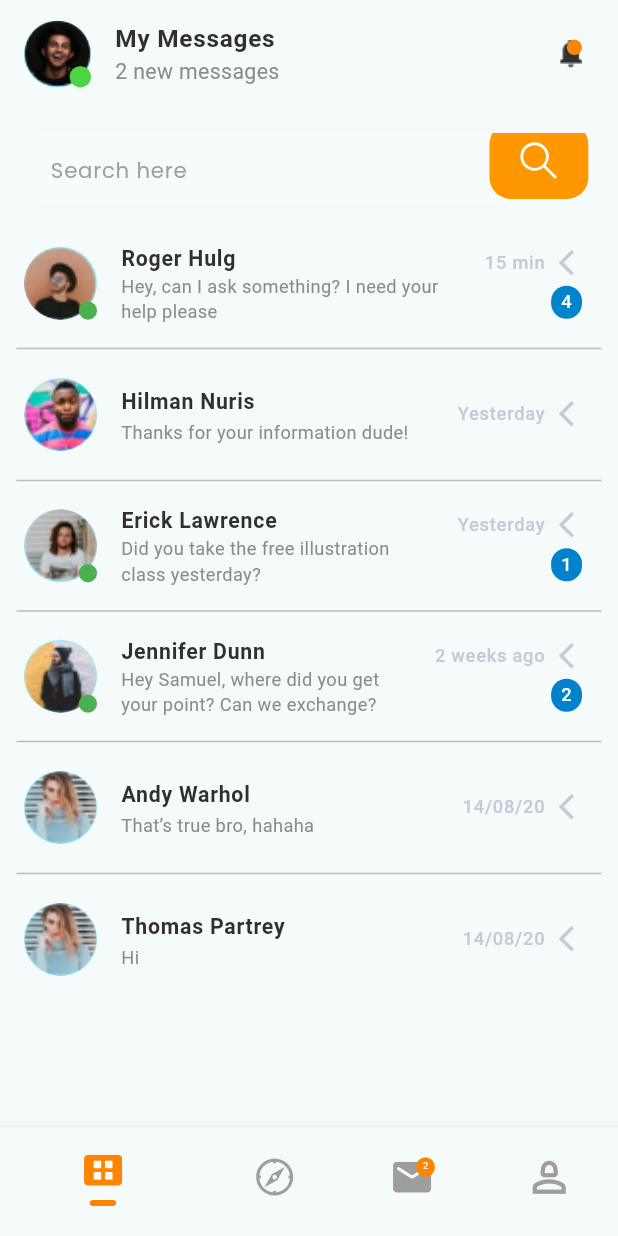
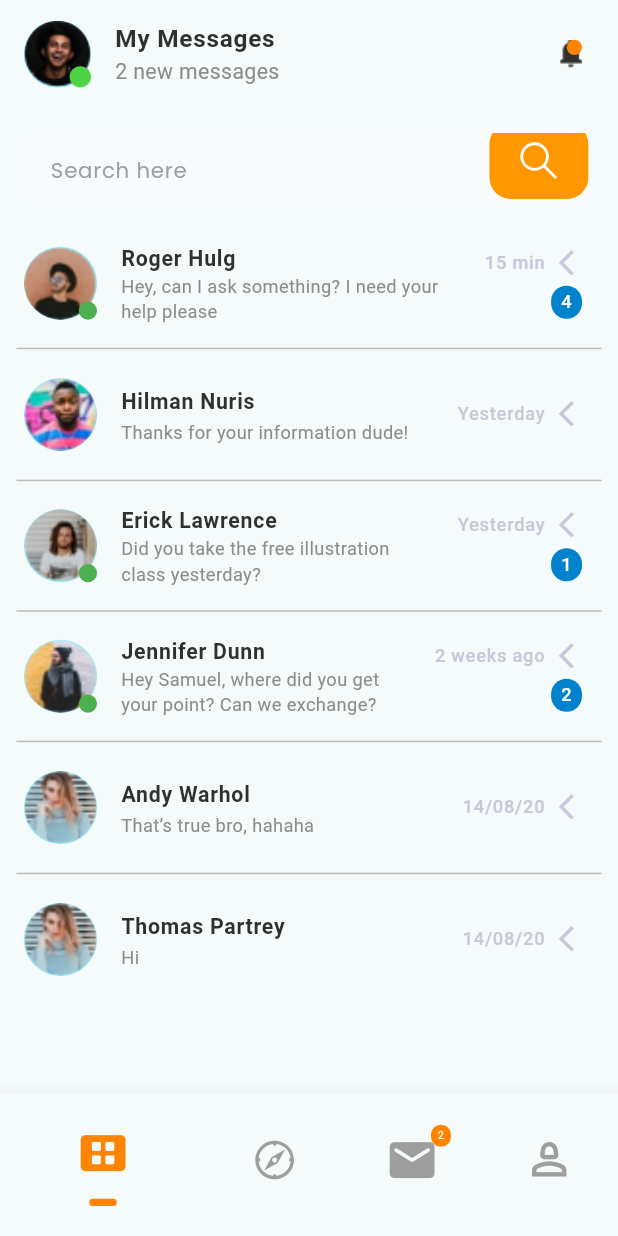
Before and after one commit to zain2025003/task7V.2, a Flutter app: the screen it shows after launch, on a phone screen of 412 x 824 dp. Run offline on Flutter 3.47's test engine with Material 3 defaults, Android fonts, the phone set to English and light mode, and no system bars; our stand-ins replace flutter_screenutil, line_awesome_flutter; Roboto replaces fonts that are missing (Poppins-Regular).

Commit message:
halaAhmad1

```diff
--- a/lib/main.dart
+++ b/lib/main.dart
@@ -1,5 +1,7 @@
 import 'package:flutter/material.dart';
-import 'package:flutter_application_task2/view/conversation_screen/chats_page.dart';
+import 'package:flutter_application_task2/core/constants/media_query_utils.dart';
+
+import 'package:flutter_application_task2/view/nav_bar/nav_bar.dart';
 
 void main() {
   runApp(const MyApp());
@@ -9,6 +11,7 @@ class MyApp extends StatelessWidget {
   const MyApp({super.key});
   @override
   Widget build(BuildContext context) {
+    MediaQueryUtils.init(context);
     return MaterialApp(
       debugShowCheckedModeBanner: false,
       title: 'Halah Ahmad Task7',
@@ -17,7 +20,7 @@ class MyApp extends StatelessWidget {
         colorScheme: ColorScheme.fromSeed(seedColor: Colors.white),
         useMaterial3: true,
       ),
-      home: ChatsPage(),
+      home: NavBar(),
     );
   }
 }
--- a/lib/view/conversation_screen/chats_page.dart
+++ b/lib/view/conversation_screen/chats_page.dart
@@ -1,6 +1,4 @@
 import 'package:flutter/material.dart';
-
-import 'package:flutter_application_task2/core/constants/app_colors.dart';
 
 import 'package:flutter_application_task2/core/constants/app_images.dart';
 import 'package:flutter_application_task2/widgets/custom_list_tile_profile.dart';
@@ -17,8 +15,6 @@ class ChatsPage extends StatefulWidget {
 }
 
 class _ChatsPageState extends State<ChatsPage> {
-  int _selectedIndex = 0;
-
   final List<String> names = [
     "Roger Hulg",
     "Hilman Nuris",
@@ -58,22 +54,6 @@ class _ChatsPageState extends State<ChatsPage> {
   ];
 
   final List<bool> isActive = [true, false, true, true, false, false];
-
-  void _onItemTapped(int index) {
-    setState(() {
-      _selectedIndex = index;
-    });
-  }
-
-  Widget buildIndicator() => Container(
-        margin: EdgeInsets.only(top: 4.h),
-        width: 16.w,
-        height: 4.h,
-        decoration: BoxDecoration(
-          color: AppColors.navBarActiveIconColor,
-          borderRadius: BorderRadius.circular(3.r),
-        ),
-      );
 
   @override
   Widget build(BuildContext context) {
@@ -129,94 +109,6 @@ class _ChatsPageState extends State<ChatsPage> {
               ],
             ),
           ),
-          bottomNavigationBar: BottomNavigationBar(
-            currentIndex: _selectedIndex,
-            onTap: _onItemTapped,
-            selectedItemColor: AppColors.navBarActiveIconColor,
-            unselectedItemColor: AppColors.navBarIconsColor,
-            showSelectedLabels: false,
-            showUnselectedLabels: false,
-            items: [
-              BottomNavigationBarItem(
-                icon: Column(
-                  children: [
-                    /*SvgPicture.asset(
-                      AppIcons.menuIcon,
-                    ),*/
-                    Icon(
-                      Icons.view_comfy_alt_rounded,
-                      size: 30.h,
-                    ),
-                    if (_selectedIndex == 0) buildIndicator(),
-                  ],
-                ),
-                label: "",
-              ),
-              BottomNavigationBarItem(
-                icon: Column(
-                  children: [
-                    Icon(LineAwesomeIcons.compass, size: 30.w),
-                    if (_selectedIndex == 1) buildIndicator(),
-                  ],
-                ),
-                label: "",
-              ),
-              BottomNavigationBarItem(
-                icon: Column(
-                  children: [
-                    /*Image.asset(
-                      AppIcons.messagesIcon,
-                    ),*/
-                    Stack(children: [
-                      Icon(
-                        Icons.email_rounded,
-                        size: 30.h,
-                      ),
-                      Positioned(
-                        top: 0,
-                        right: 0,
-                        child: Container(
-                          margin: EdgeInsets.only(top: 2.h),
-                          padding: EdgeInsets.symmetric(
-                            horizontal: 4.w,
-                            vertical: 2.h,
-                          ),
-                          decoration: BoxDecoration(
-                            color: AppColors.navBarActiveIconColor,
-                            borderRadius: BorderRadius.circular(7.r),
-                          ),
-                          child: Text(
-                            2.toString(),
-                            style: TextStyle(
-                              color: Colors.white,
-                              fontSize: 6.sp,
-                            ),
-                          ),
-                        ),
-                      ),
-                    ]),
-                    if (_selectedIndex == 2) buildIndicator(),
-                  ],
-                ),
-                label: "",
-              ),
-              BottomNavigationBarItem(
-                icon: Column(
-                  children: [
-                    Icon(
-                      Icons.person_2_outlined,
-                      size: 30.w,
-                    ),
-                    /* SvgPicture.asset(
-                      AppIcons.profileIcon,
-                    ),*/
-                    if (_selectedIndex == 3) buildIndicator(),
-                  ],
-                ),
-                label: "",
-              ),
-            ],
-          ),
         );
       },
     );
--- /dev/null
+++ b/lib/view/nav_bar/nav_bar.dart
@@ -0,0 +1,136 @@
+import 'package:flutter/material.dart';
+import 'package:flutter_application_task2/core/constants/app_colors.dart';
+import 'package:flutter_application_task2/view/conversation_screen/chats_page.dart';
+import 'package:flutter_screenutil/flutter_screenutil.dart';
+import 'package:line_awesome_flutter/line_awesome_flutter.dart';
+
+class NavBar extends StatefulWidget {
+  const NavBar({super.key});
+
+  @override
+  State<NavBar> createState() => _NavBarState();
+}
+
+int _selectedIndex = 0;
+List Screens = [ChatsPage()];
+
+class _NavBarState extends State<NavBar> {
+  void _onItemTapped(int index) {
+    setState(() {
+      _selectedIndex = index;
+    });
+  }
+
+  Widget buildIndicator() => Container(
+        margin: EdgeInsets.only(top: 4.h),
+        width: 16.w,
+        height: 4.h,
+        decoration: BoxDecoration(
+          color: AppColors.navBarActiveIconColor,
+          borderRadius: BorderRadius.circular(3.r),
+        ),
+      );
+
+  @override
+  Widget build(BuildContext context) {
+    return Scaffold(
+      body: Screens[_selectedIndex],
+      bottomNavigationBar: BottomNavigationBar(
+        currentIndex: _selectedIndex,
+        onTap: _onItemTapped,
+        selectedItemColor: AppColors.navBarActiveIconColor,
+        unselectedItemColor: AppColors.navBarIconsColor,
+        showSelectedLabels: false,
+        showUnselectedLabels: false,
+        items: [
+          BottomNavigationBarItem(
+            icon: Column(
+              children: [
+                /*SvgPicture.asset(
+                      AppIcons.menuIcon,
+                    ),*/
+                IconButton(
+                  onPressed: () {
+                    /*Navigator.of(context).pushReplacement()*/
+                  },
+                  icon: Icon(
+                    Icons.view_comfy_alt_rounded,
+                    size: 30.h,
+                  ),
+                ),
+                if (_selectedIndex == 0) buildIndicator(),
+              ],
+            ),
+            label: "",
+          ),
+          BottomNavigationBarItem(
+            icon: Column(
+              children: [
+                Icon(LineAwesomeIcons.compass, size: 30.w),
+                if (_selectedIndex == 1) buildIndicator(),
+              ],
+            ),
+            label: "",
+          ),
+          BottomNavigationBarItem(
+            icon: Column(
+              children: [
+                /*Image.asset(
+                      AppIcons.messagesIcon,
+                    ),*/
+                Stack(children: [
+                  IconButton(
+                    onPressed: () {},
+                    icon: Icon(
+                      Icons.email_rounded,
+                      size: 30.h,
+                    ),
+                  ),
+                  Positioned(
+                    top: 0,
+                    right: 0,
+                    child: Container(
+                      margin: EdgeInsets.only(top: 2.h),
+                      padding: EdgeInsets.symmetric(
+                        horizontal: 4.w,
+                        vertical: 2.h,
+                      ),
+                      decoration: BoxDecoration(
+                        color: AppColors.navBarActiveIconColor,
+                        borderRadius: BorderRadius.circular(7.r),
+                      ),
+                      child: Text(
+                        2.toString(),
+                        style: TextStyle(
+                          color: Colors.white,
+                          fontSize: 6.sp,
+                        ),
+                      ),
+                    ),
+                  ),
+                ]),
+                if (_selectedIndex == 2) buildIndicator(),
+              ],
+            ),
+            label: "",
+          ),
+          BottomNavigationBarItem(
+            icon: Column(
+              children: [
+                Icon(
+                  Icons.person_2_outlined,
+                  size: 30.w,
+                ),
+                /* SvgPicture.asset(
+                      AppIcons.profileIcon,
+                    ),*/
+                if (_selectedIndex == 3) buildIndicator(),
+              ],
+            ),
+            label: "",
+          ),
+        ],
+      ),
+    );
+  }
+}
```
